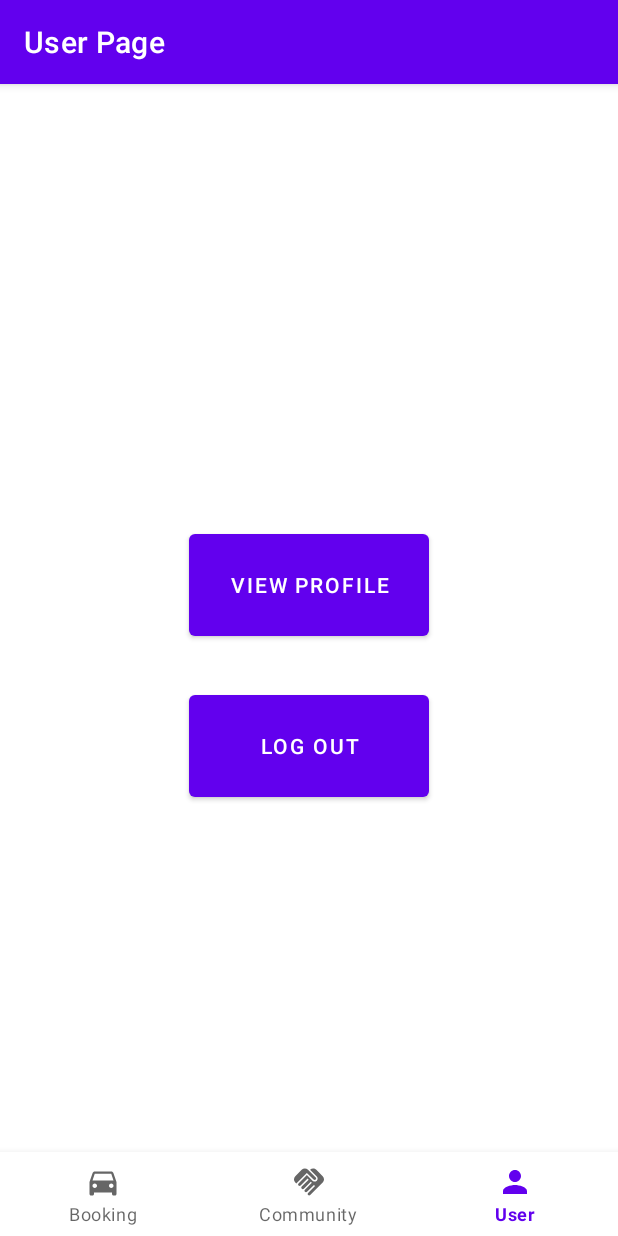
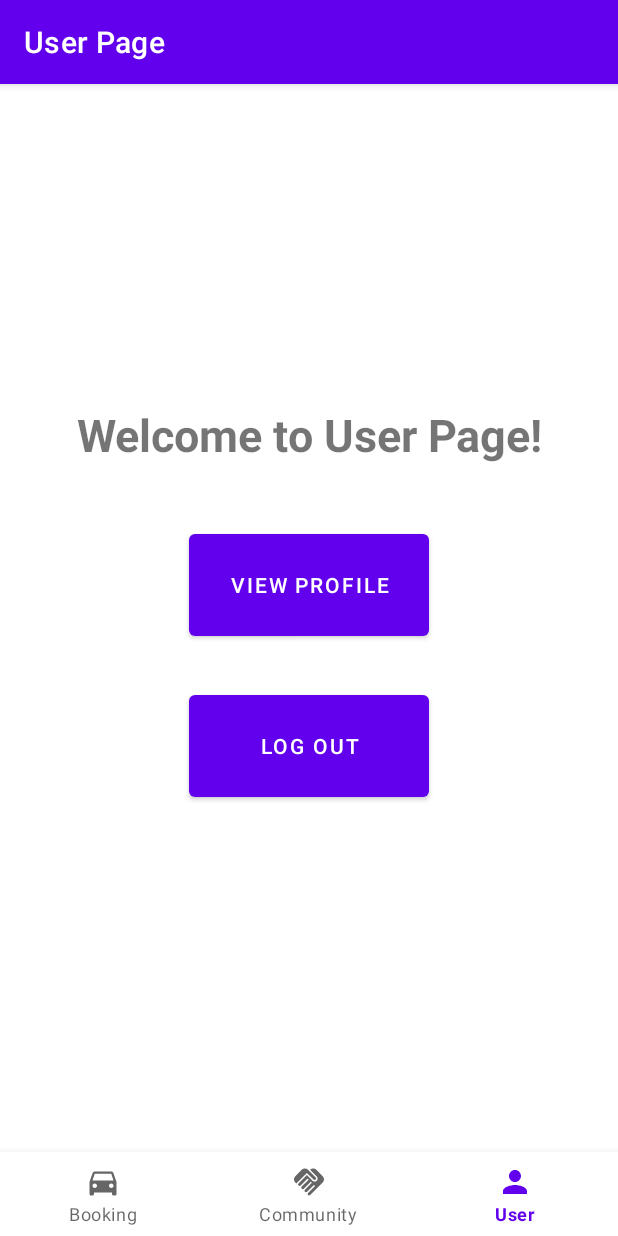
Before and after one commit to wannadzirah01/CAT304_Estrellas, an Android app: the UserFragment screen opened through its navigation route, on a phone screen of 412 x 824 dp. Run offline under Robolectric (Android 15) with nearby library versions, the phone set to English and light mode, and no system bars; our stand-ins replace Firebase (no records; nobody signed in at launch, a user with empty details on screens opened directly), navigation-ui.

Commit message:
update welcome on user page

```diff
--- a/app/src/main/AndroidManifest.xml
+++ b/app/src/main/AndroidManifest.xml
@@ -73,6 +73,7 @@
         </activity>
         <activity
             android:name=".ProfileActivity"
+            android:label="Profile Page"
             android:exported="false" />
         <activity
             android:name=".CreatePost"
--- a/app/src/main/java/com/example/cat304project/MainActivity.java
+++ b/app/src/main/java/com/example/cat304project/MainActivity.java
@@ -73,7 +73,7 @@ public class MainActivity extends AppCompatActivity {
                     createAccountBtn.setVisibility(View.VISIBLE);
                     //loadingProgress.setVisibility(View.INVISIBLE);
                 }
-                else if(email.contains("@student.usm.my")==false){
+                else if (email.contains("@student.usm.my") == false) {
                     displayMessage("User must use student email to register!");
                 }
                 else {
--- a/app/src/main/java/com/example/cat304project/PostActivity.java
+++ b/app/src/main/java/com/example/cat304project/PostActivity.java
@@ -47,7 +47,8 @@ public class PostActivity extends AppCompatActivity {
 
                 for(DataSnapshot postSnapshot : snapshot.getChildren()){
                     Posts feedPosts = postSnapshot.getValue(NewsFeedPosts.class);
-                    String feedData = feedPosts.getStuEmail() + "\n\n" + feedPosts.getPostDetails();
+                    String feedData = feedPosts.getStuEmail() + "\n\n"
+                            + feedPosts.getPostDetails();
                     list.add(feedData);
                 }
                 adapter.notifyDataSetChanged();
--- a/app/src/main/res/layout/fragment_community.xml
+++ b/app/src/main/res/layout/fragment_community.xml
@@ -13,7 +13,8 @@
         android:layout_height="wrap_content"
         android:text="Welcome to Community Page!"
         android:textColor="@color/black"
-        android:textSize="24sp"
+        android:textSize="26sp"
+        android:textStyle="bold"
         app:layout_constraintBottom_toBottomOf="parent"
         app:layout_constraintEnd_toEndOf="parent"
         app:layout_constraintStart_toStartOf="parent"
--- a/app/src/main/res/layout/fragment_user.xml
+++ b/app/src/main/res/layout/fragment_user.xml
@@ -13,12 +13,16 @@
         android:layout_marginStart="8dp"
         android:layout_marginTop="8dp"
         android:layout_marginEnd="8dp"
+        android:text="Welcome to User Page!"
         android:textAlignment="center"
-        android:textSize="20sp"
+        android:textSize="30sp"
+        android:textStyle="bold"
         app:layout_constraintBottom_toBottomOf="parent"
         app:layout_constraintEnd_toEndOf="parent"
+        app:layout_constraintHorizontal_bias="0.0"
         app:layout_constraintStart_toStartOf="parent"
-        app:layout_constraintTop_toTopOf="parent" />
+        app:layout_constraintTop_toTopOf="parent"
+        app:layout_constraintVertical_bias="0.225" />
 
     <Button
         android:id="@+id/signout"
```
